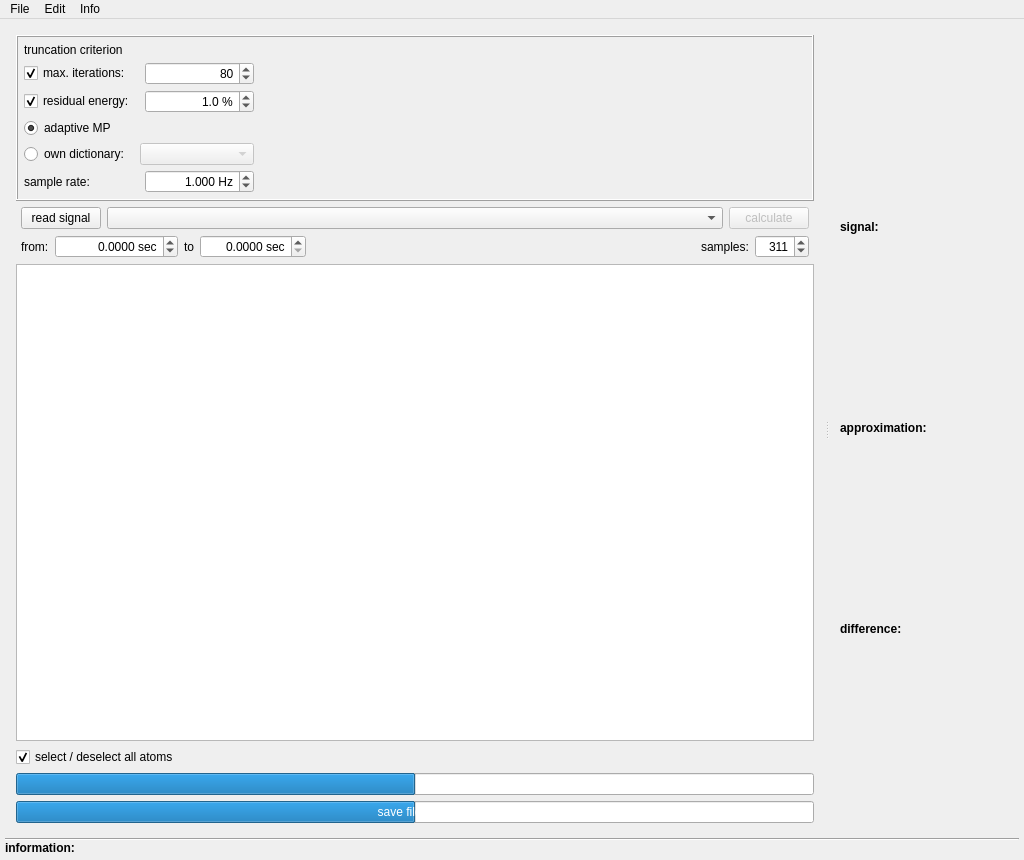
mne-tools/mne-cpp, file examples/matchingPursuit/mainwindow.ui: the form before one commit.
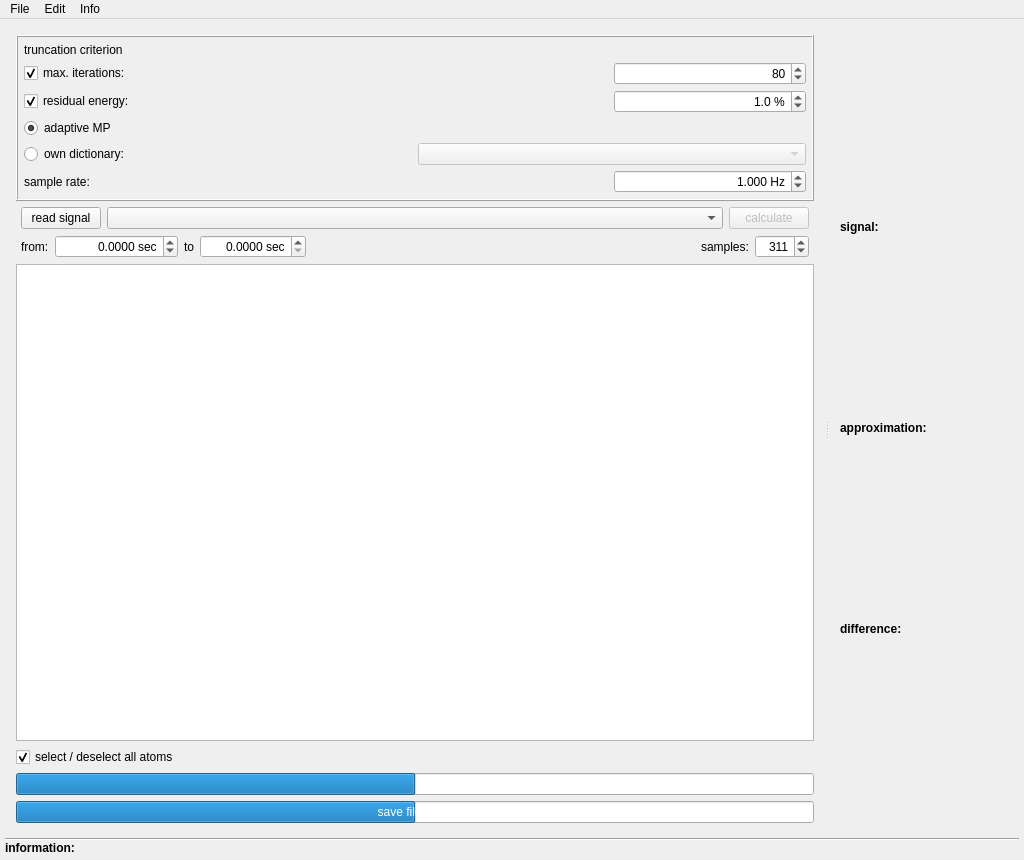
The form after the commit. Icons and pictures are not drawn.

Commit message: chg: spacer

What changed in the file:
```diff
--- a/examples/matchingPursuit/mainwindow.ui
+++ b/examples/matchingPursuit/mainwindow.ui
@@ -253,19 +253,6 @@
              </item>
             </layout>
            </item>
-           <item>
-            <spacer name="horizontalSpacer">
-             <property name="orientation">
-              <enum>Qt::Horizontal</enum>
-             </property>
-             <property name="sizeHint" stdset="0">
-              <size>
-               <width>40</width>
-               <height>20</height>
-              </size>
-             </property>
-            </spacer>
-           </item>
           </layout>
          </widget>
         </item>
```
